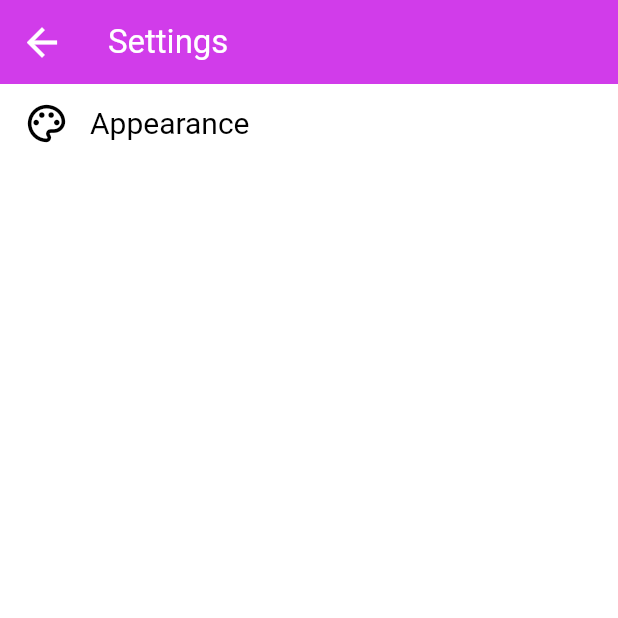
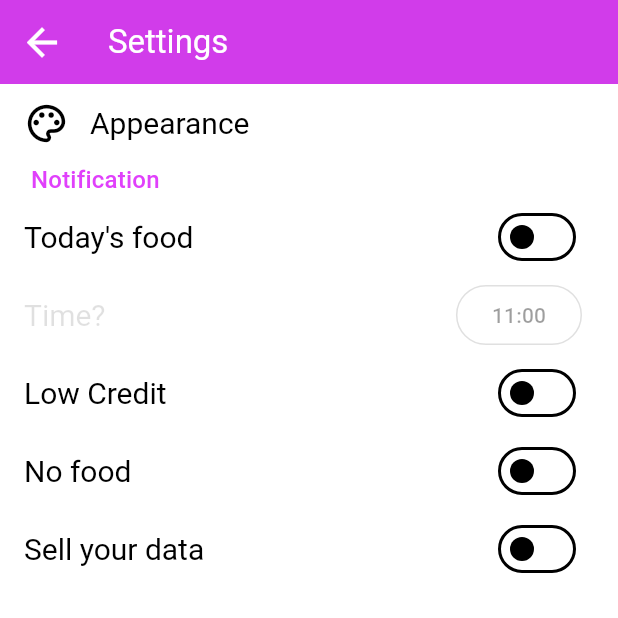
Before and after one commit to App-Elevate/AUT.aplikace-legacy, a Flutter app: the SettingsScreen screen opened directly, on a phone screen of 412 x 824 dp, the top half of it. Run offline on Flutter 3.47's test engine with Material 3 defaults, Android fonts, the phone set to English and light mode, and no system bars; our stand-ins replace awesome_notifications, device_info_plus, dio, firebase_analytics, firebase_core, firebase_crashlytics and 12 more; missing offline and left inert: background_fetch, canteenlib, install_plugin, markdown; accounts and stored records are empty; network calls fail; statements that could not run were skipped; project files that could hold a hidden picture were left out.

Commit message:
add remaining settings to settings page

```diff
--- a/lib/pages_new/settings.dart
+++ b/lib/pages_new/settings.dart
@@ -1,11 +1,21 @@
 import 'package:autojidelna/pages_new/appearance.dart';
+import 'package:autojidelna/providers.dart';
+import 'package:autojidelna/shared_widgets/settings/section_title.dart';
 import 'package:flutter/material.dart';
+import 'package:provider/provider.dart';
 
 class SettingsScreen extends StatelessWidget {
   const SettingsScreen({super.key});
 
   @override
   Widget build(BuildContext context) {
+    final NotificationPreferences notificationPreferences = context.watch<NotificationPreferences>();
+
+    void pickTimeToSend() async {
+      TimeOfDay savedTimeOfDay = notificationPreferences.sendTodaysFood;
+      notificationPreferences.setSendTodaysFood = await showTimePicker(context: context, initialTime: savedTimeOfDay) ?? savedTimeOfDay;
+    }
+
     return Scaffold(
       appBar: AppBar(title: const Text("Settings")),
       body: SingleChildScrollView(
@@ -16,6 +26,36 @@ class SettingsScreen extends StatelessWidget {
               title: const Text("Appearance"),
               onTap: () => Navigator.of(context).push(MaterialPageRoute(builder: (context) => const AppearanceScreen())),
             ),
+            const SectionTitle("Notification"),
+            SwitchListTile(
+              title: const Text("Today's food"),
+              value: notificationPreferences.todaysFood,
+              onChanged: (value) => notificationPreferences.setTodaysFood = value,
+            ),
+            ListTile(
+              title: const Text("Time?"),
+              enabled: notificationPreferences.todaysFood,
+              onTap: pickTimeToSend,
+              trailing: OutlinedButton(
+                onPressed: notificationPreferences.todaysFood ? pickTimeToSend : null,
+                child: Text(notificationPreferences.sendTodaysFood.format(context)),
+              ),
+            ),
+            SwitchListTile(
+              title: const Text("Low Credit"),
+              value: notificationPreferences.lowCredit,
+              onChanged: (value) => notificationPreferences.setLowCredit = value,
+            ),
+            SwitchListTile(
+              title: const Text("No food"),
+              value: notificationPreferences.weekLongFamine,
+              onChanged: (value) => notificationPreferences.setWeekLongFamine = value,
+            ),
+            SwitchListTile(
+              title: const Text("Sell your data"),
+              value: false,
+              onChanged: (value) {},
+            ),
           ],
         ),
       ),
```
